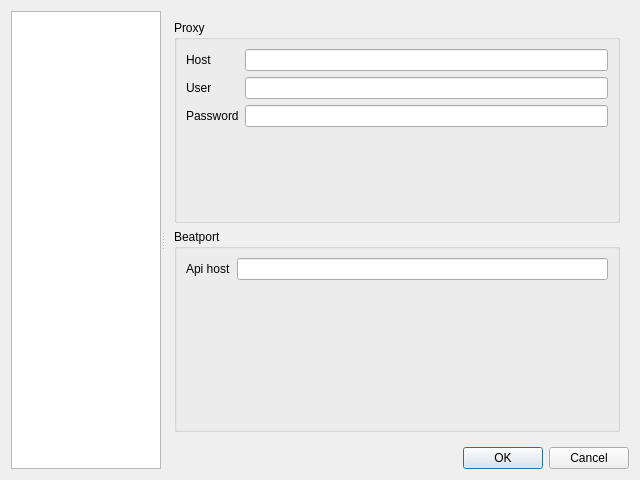
Old version of the form src/gui/settingsdialog.ui in the repository alorence/tym.
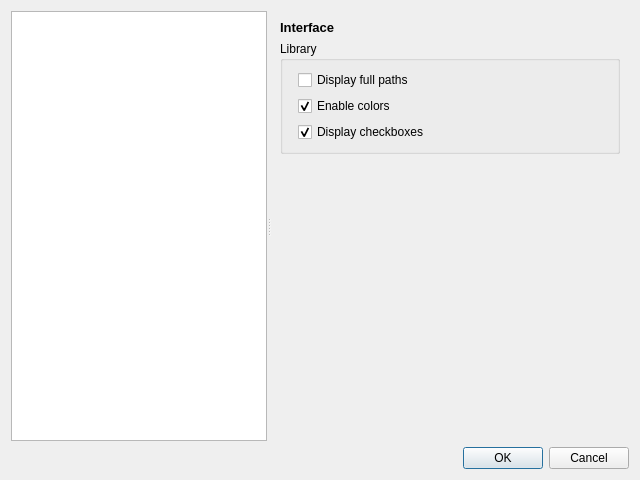
New version of the form. The open tabs and pages were chosen to show the change.

Commit message: (settings) Complete the settings mechanism

Patch:
```diff
--- a/src/gui/settingsdialog.ui
+++ b/src/gui/settingsdialog.ui
@@ -25,7 +25,7 @@
      <widget class="QTreeWidget" name="menu">
       <property name="sizePolicy">
        <sizepolicy hsizetype="Expanding" vsizetype="Expanding">
-        <horstretch>1</horstretch>
+        <horstretch>0</horstretch>
         <verstretch>0</verstretch>
        </sizepolicy>
       </property>
@@ -59,22 +59,13 @@
        </property>
       </column>
      </widget>
-     <widget class="QWidget" name="verticalWidget" native="true">
-      <property name="sizePolicy">
-       <sizepolicy hsizetype="Preferred" vsizetype="Preferred">
-        <horstretch>16</horstretch>
-        <verstretch>0</verstretch>
-       </sizepolicy>
-      </property>
-      <property name="minimumSize">
-       <size>
-        <width>200</width>
-        <height>0</height>
-       </size>
-      </property>
-      <layout class="QVBoxLayout" name="rightPanel" stretch="0,6">
-       <item>
         <widget class="QStackedWidget" name="content">
+      <property name="sizePolicy">
+       <sizepolicy hsizetype="Preferred" vsizetype="Preferred">
+        <horstretch>6</horstretch>
+        <verstretch>0</verstretch>
+       </sizepolicy>
+      </property>
          <property name="currentIndex">
           <number>1</number>
          </property>
@@ -140,17 +131,7 @@
                </widget>
               </item>
               <item row="0" column="1">
-               <widget class="QLineEdit" name="apiHost"/>
-              </item>
-             </layout>
-            </widget>
-           </item>
-          </layout>
-         </widget>
-         <widget class="QWidget" name="general">
-          <layout class="QVBoxLayout" name="verticalLayout_2">
-           <item>
-            <widget class="QLabel" name="title">
+            <widget class="QLineEdit" name="bpApiHost">
              <property name="text">
               <string>General Settings</string>
              </property>
@@ -158,45 +139,73 @@
            </item>
           </layout>
          </widget>
-         <widget class="QWidget" name="textIn">
-          <widget class="QGroupBox" name="groupBox">
-           <property name="geometry">
-            <rect>
-             <x>9</x>
-             <y>60</y>
-             <width>205</width>
-             <height>44</height>
-            </rect>
-           </property>
-           <property name="title">
-            <string>GroupBox</string>
-           </property>
-          </widget>
+        </item>
+       </layout>
+      </widget>
+      <widget class="QWidget" name="interfacePage">
+       <layout class="QGridLayout" name="gridLayout_2">
+        <item row="0" column="0">
           <widget class="QLabel" name="title_2">
-           <property name="geometry">
-            <rect>
-             <x>9</x>
-             <y>9</y>
-             <width>79</width>
-             <height>16</height>
-            </rect>
-           </property>
+          <property name="text">
+           <string>&lt;html&gt;&lt;head/&gt;&lt;body&gt;&lt;p&gt;&lt;span style=&quot; font-size:10pt; font-weight:600;&quot;&gt;Interface&lt;/span&gt;&lt;/p&gt;&lt;/body&gt;&lt;/html&gt;</string>
+          </property>
+         </widget>
+        </item>
+        <item row="1" column="0">
+         <widget class="QGroupBox" name="groupBox">
+          <property name="title">
+           <string>Library</string>
+          </property>
+          <layout class="QFormLayout" name="formLayout_4">
+           <item row="0" column="1">
+            <widget class="QCheckBox" name="libFullPaths">
            <property name="text">
-            <string>General Settings</string>
-           </property>
-          </widget>
-         </widget>
-         <widget class="QWidget" name="textOut"/>
-         <widget class="QWidget" name="beatport">
-          <layout class="QFormLayout" name="formLayout_2">
-           <property name="fieldGrowthPolicy">
-            <enum>QFormLayout::AllNonFixedFieldsGrow</enum>
-           </property>
+              <string>Display full paths</string>
+             </property>
+            </widget>
+           </item>
+           <item row="1" column="1">
+            <widget class="QCheckBox" name="libColors">
+             <property name="text">
+              <string>Enable colors</string>
+             </property>
+             <property name="checked">
+              <bool>true</bool>
+             </property>
+            </widget>
+           </item>
+           <item row="2" column="1">
+            <widget class="QCheckBox" name="libCheckboxes">
+             <property name="text">
+              <string>Display checkboxes</string>
+             </property>
+             <property name="checked">
+              <bool>true</bool>
+             </property>
+            </widget>
+           </item>
           </layout>
          </widget>
-        </widget>
-       </item>
-       <item>
+        </item>
+        <item row="2" column="0">
+         <spacer name="verticalSpacer">
+          <property name="orientation">
+           <enum>Qt::Vertical</enum>
+          </property>
+          <property name="sizeHint" stdset="0">
+           <size>
+            <width>20</width>
+            <height>40</height>
+           </size>
+          </property>
+         </spacer>
+        </item>
+       </layout>
+      </widget>
+     </widget>
+    </widget>
+   </item>
+   <item row="1" column="0">
         <widget class="QDialogButtonBox" name="buttons">
          <property name="orientation">
           <enum>Qt::Horizontal</enum>
@@ -204,10 +213,6 @@
          <property name="standardButtons">
           <set>QDialogButtonBox::Cancel|QDialogButtonBox::Ok</set>
          </property>
-        </widget>
-       </item>
-      </layout>
-     </widget>
     </widget>
    </item>
   </layout>
```
Left out of the diff: 21 changed lines with no effect on the pictures. Lines whose indentation alone changed are shown as unchanged. The commit also changes 5 other files.
